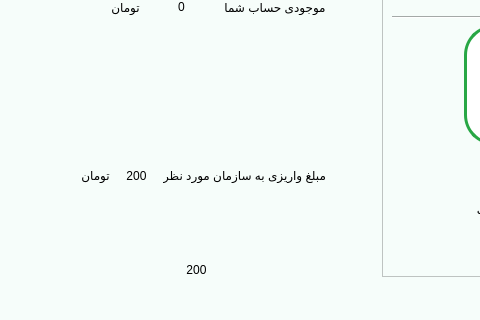
Farazist/raspberrypi-app, file main.ui: the form before one commit; both pictures show x 0 to 480 and y 280 to 600 of the 1000 by 600 pixel window.
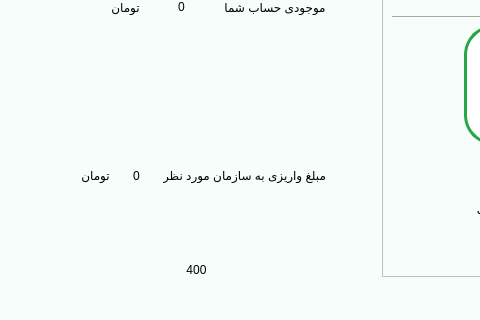
The form after the commit. The open tabs and pages were chosen to show the change. Icons and pictures are not drawn.

```diff
--- a/main.ui
+++ b/main.ui
@@ -4208,7 +4208,7 @@
 color:#000000;</string>
               </property>
               <property name="text">
-               <string>200</string>
+               <string>0</string>
               </property>
               <property name="alignment">
                <set>Qt::AlignCenter</set>
@@ -4282,7 +4282,7 @@
 font: 87 32pt &quot;IRANSansFaNum Black&quot;;</string>
               </property>
               <property name="text">
-               <string>200</string>
+               <string>400</string>
               </property>
               <property name="alignment">
                <set>Qt::AlignCenter</set>
```
Left out of the diff: 2 changed lines with no effect on the pictures.
